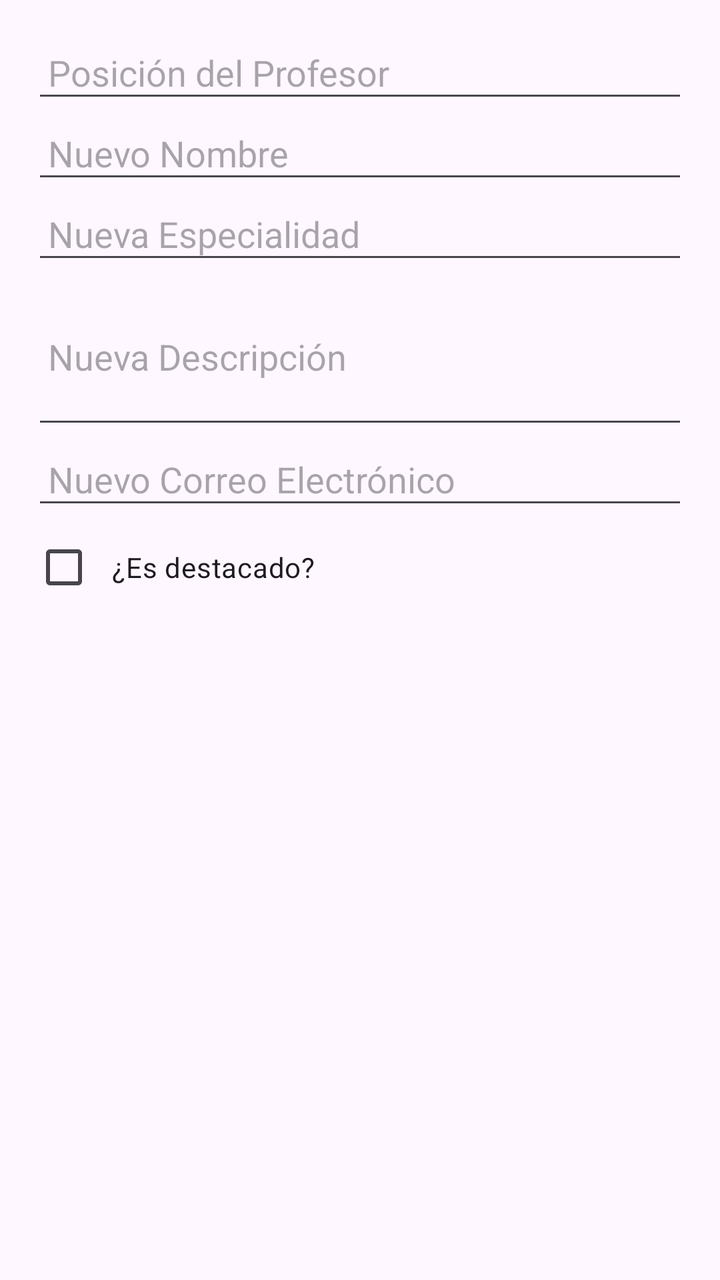
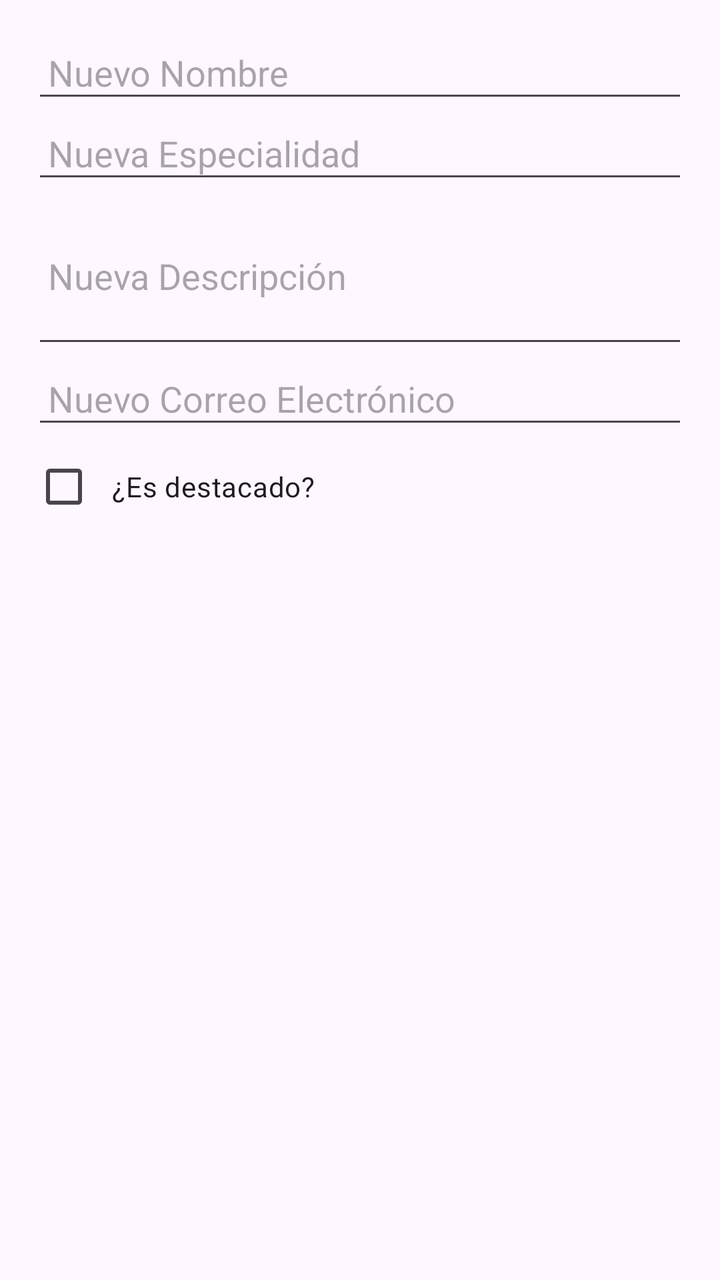

The first picture is an Android layout as it rendered before a commit; the second is the same layout after the commit. The layout source and the unified diff follow.
<!-- AndroidManifest.xml: application theme Theme.LoginYCardView -->
<!-- res/layout/dialog_update_professor.xml -->
<LinearLayout
    xmlns:android="http://schemas.android.com/apk/res/android"
    android:layout_width="match_parent"
    android:layout_height="wrap_content"
    android:orientation="vertical"
    android:padding="16dp">

    
    <EditText
        android:id="@+id/editPosition"
        android:layout_width="match_parent"
        android:layout_height="wrap_content"
        android:hint="Posición del Profesor"
        android:inputType="number"
        android:padding="8dp" />

    
    <EditText
        android:id="@+id/editName"
        android:layout_width="match_parent"
        android:layout_height="wrap_content"
        android:hint="Nuevo Nombre"
        android:inputType="textPersonName"
        android:padding="8dp" />

    
    <EditText
        android:id="@+id/editSpecialty"
        android:layout_width="match_parent"
        android:layout_height="wrap_content"
        android:hint="Nueva Especialidad"
        android:inputType="text"
        android:padding="8dp" />

    
    <EditText
        android:id="@+id/editDescription"
        android:layout_width="match_parent"
        android:layout_height="wrap_content"
        android:hint="Nueva Descripción"
        android:inputType="textMultiLine"
        android:minLines="3"
        android:padding="8dp" />

    
    <EditText
        android:id="@+id/editEmail"
        android:layout_width="match_parent"
        android:layout_height="wrap_content"
        android:hint="Nuevo Correo Electrónico"
        android:inputType="textEmailAddress"
        android:padding="8dp" />

    
    <CheckBox
        android:id="@+id/checkboxTopRated"
        android:layout_width="wrap_content"
        android:layout_height="wrap_content"
        android:text="¿Es destacado?"
        android:padding="8dp" />
</LinearLayout>
<!-- resources referenced by this layout -->
<resources>
  <style name="Theme.LoginYCardView" parent="Base.Theme.LoginYCardView" />
  <style name="Base.Theme.LoginYCardView" parent="Theme.Material3.DayNight.NoActionBar">
          
          
      </style>
</resources>

<!-- the commit's change to res/layout/dialog_update_professor.xml (unified diff, before → after) -->
@@ -4,15 +4,6 @@
     android:layout_height="wrap_content"
     android:orientation="vertical"
     android:padding="16dp">
-
-    
-    <EditText
-        android:id="@+id/editPosition"
-        android:layout_width="match_parent"
-        android:layout_height="wrap_content"
-        android:hint="Posición del Profesor"
-        android:inputType="number"
-        android:padding="8dp" />
 
     
     <EditText
